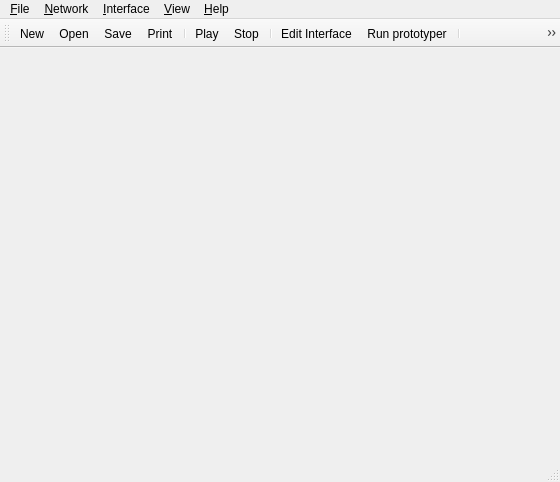
Before: the Qt Designer form CLAM_NetworkEditor/qt4/src/MainWindow.ui in clam-project/clam, drawn with Qt 5.
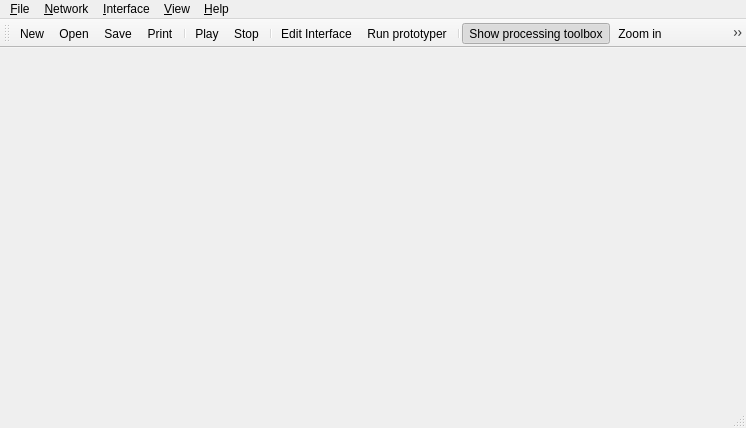
After: the same form once the commit is applied. Icons and pictures are not drawn.

Commit message: Keep space for the wire bend just when there is a wire Wider main window by default

```diff
--- a/CLAM_NetworkEditor/qt4/src/MainWindow.ui
+++ b/CLAM_NetworkEditor/qt4/src/MainWindow.ui
@@ -8,8 +8,8 @@
    <rect>
     <x>0</x>
     <y>0</y>
-    <width>560</width>
-    <height>482</height>
+    <width>746</width>
+    <height>428</height>
    </rect>
   </property>
   <property name="windowTitle" >
@@ -33,7 +33,7 @@
     <rect>
      <x>0</x>
      <y>0</y>
-     <width>560</width>
+     <width>746</width>
      <height>29</height>
     </rect>
    </property>
@@ -92,8 +92,8 @@
    <property name="geometry" >
     <rect>
      <x>0</x>
-     <y>460</y>
-     <width>560</width>
+     <y>406</y>
+     <width>746</width>
      <height>22</height>
     </rect>
    </property>
```
The commit also changes 2 other files.
